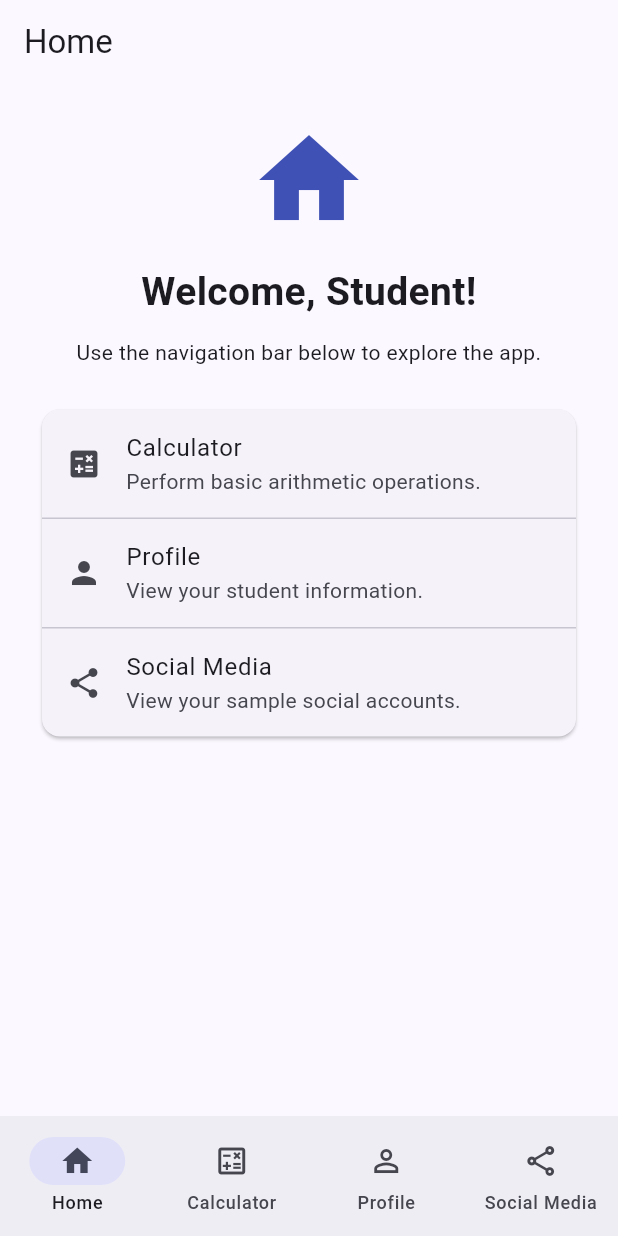
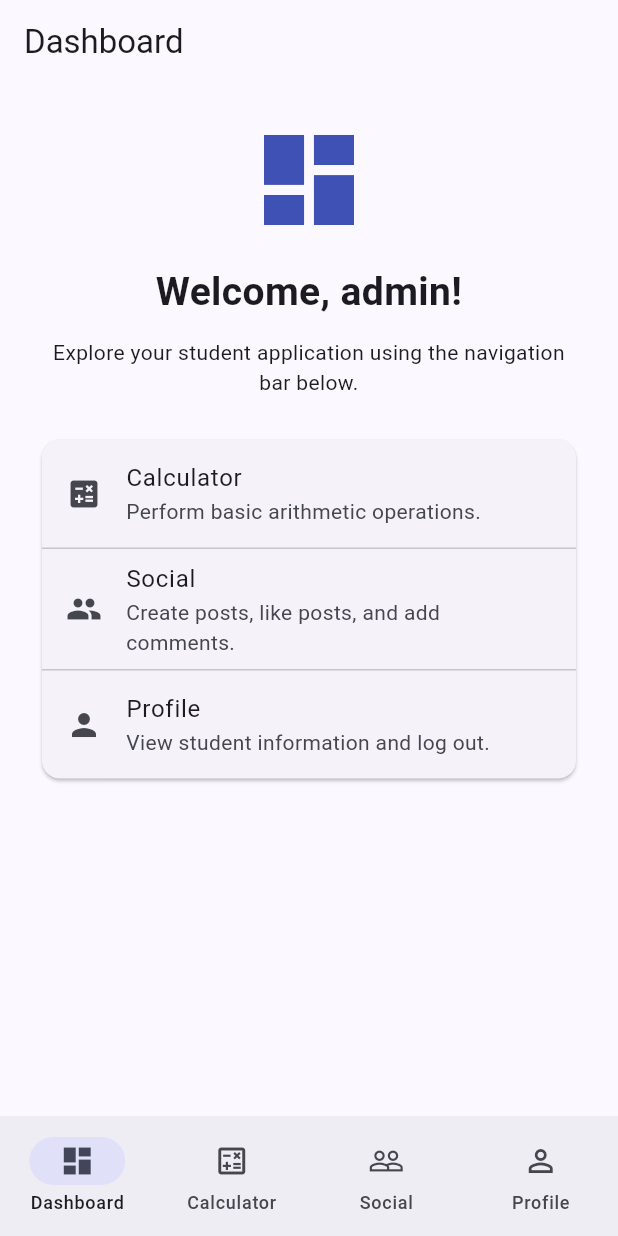
Before and after one commit to JulesHenriReyes/reyes_navigation_app, a Flutter app: the MainScreen screen opened directly, on a phone screen of 412 x 824 dp. Run offline on Flutter 3.47's test engine with Material 3 defaults, Android fonts, the phone set to English and light mode, and no system bars; network calls fail.

Commit message:
navigation app features

```diff
--- a/lib/home_page.dart
+++ b/lib/dashboard_page.dart
@@ -1,38 +1,44 @@
 import 'package:flutter/material.dart';
 
-class HomePage extends StatelessWidget {
-  const HomePage({super.key});
+class DashboardPage extends StatelessWidget {
+  final String username;
+
+  const DashboardPage({
+    super.key,
+    required this.username,
+  });
 
   @override
   Widget build(BuildContext context) {
     return Scaffold(
       appBar: AppBar(
-        title: const Text('Home'),
+        title: const Text('Dashboard'),
       ),
       body: ListView(
         padding: const EdgeInsets.all(24),
-        children: const [
-          Icon(
-            Icons.home,
+        children: [
+          const Icon(
+            Icons.dashboard,
             size: 80,
             color: Colors.indigo,
           ),
-          SizedBox(height: 16),
+          const SizedBox(height: 16),
           Text(
-            'Welcome, Student!',
+            'Welcome, $username!',
             textAlign: TextAlign.center,
-            style: TextStyle(
+            style: const TextStyle(
               fontSize: 26,
               fontWeight: FontWeight.bold,
             ),
           ),
-          SizedBox(height: 12),
-          Text(
-            'Use the navigation bar below to explore the app.',
+          const SizedBox(height: 12),
+          const Text(
+            'Explore your student application using '
+            'the navigation bar below.',
             textAlign: TextAlign.center,
           ),
-          SizedBox(height: 24),
-          Card(
+          const SizedBox(height: 24),
+          const Card(
             child: Column(
               children: [
                 ListTile(
@@ -44,18 +50,18 @@ class HomePage extends StatelessWidget {
                 ),
                 Divider(height: 1),
                 ListTile(
-                  leading: Icon(Icons.person),
-                  title: Text('Profile'),
+                  leading: Icon(Icons.people),
+                  title: Text('Social'),
                   subtitle: Text(
-                    'View your student information.',
+                    'Create posts, like posts, and add comments.',
                   ),
                 ),
                 Divider(height: 1),
                 ListTile(
-                  leading: Icon(Icons.share),
-                  title: Text('Social Media'),
+                  leading: Icon(Icons.person),
+                  title: Text('Profile'),
                   subtitle: Text(
-                    'View your sample social accounts.',
+                    'View student information and log out.',
                   ),
                 ),
               ],
--- a/lib/main_screen.dart
+++ b/lib/main_screen.dart
@@ -1,7 +1,7 @@
 import 'package:flutter/material.dart';
 import 'calculator_screen.dart';
+import 'dashboard_page.dart';
 import 'demo_auth.dart';
-import 'home_page.dart';
 import 'profile_page.dart';
 import 'social_media/social_media.dart';
 
@@ -21,13 +21,13 @@ class _MainScreenState extends State<MainScreen> {
   void initState() {
     super.initState();
 
+    final username = DemoAuth.currentUsername ?? 'admin';
+
     pages = [
-      const HomePage(),
+      DashboardPage(username: username),
       const CalculatorScreen(),
-      const ProfilePage(),
-      SocialMediaPage(
-        username: DemoAuth.currentUsername ?? 'admin',
-      ),
+      SocialMediaPage(username: username),
+      ProfilePage(username: username),
     ];
   }
 
@@ -47,9 +47,9 @@ class _MainScreenState extends State<MainScreen> {
         },
         destinations: const [
           NavigationDestination(
-            icon: Icon(Icons.home_outlined),
-            selectedIcon: Icon(Icons.home),
-            label: 'Home',
+            icon: Icon(Icons.dashboard_outlined),
+            selectedIcon: Icon(Icons.dashboard),
+            label: 'Dashboard',
           ),
           NavigationDestination(
             icon: Icon(Icons.calculate_outlined),
@@ -57,14 +57,14 @@ class _MainScreenState extends State<MainScreen> {
             label: 'Calculator',
           ),
           NavigationDestination(
+            icon: Icon(Icons.people_outline),
+            selectedIcon: Icon(Icons.people),
+            label: 'Social',
+          ),
+          NavigationDestination(
             icon: Icon(Icons.person_outline),
             selectedIcon: Icon(Icons.person),
             label: 'Profile',
-          ),
-          NavigationDestination(
-            icon: Icon(Icons.share_outlined),
-            selectedIcon: Icon(Icons.share),
-            label: 'Social Media',
           ),
         ],
       ),
--- a/lib/profile_page.dart
+++ b/lib/profile_page.dart
@@ -3,7 +3,12 @@ import 'demo_auth.dart';
 import 'login_screen.dart';
 
 class ProfilePage extends StatelessWidget {
-  const ProfilePage({super.key});
+  final String username;
+
+  const ProfilePage({
+    super.key,
+    required this.username,
+  });
 
   void logout(BuildContext context) {
     DemoAuth.logout();
@@ -20,7 +25,7 @@ class ProfilePage extends StatelessWidget {
   Widget build(BuildContext context) {
     return Scaffold(
       appBar: AppBar(
-        title: const Text('My Profile'),
+        title: const Text('Student Profile'),
       ),
       body: ListView(
         padding: const EdgeInsets.all(24),
@@ -42,6 +47,11 @@ class ProfilePage extends StatelessWidget {
               fontSize: 24,
               fontWeight: FontWeight.bold,
             ),
+          ),
+          const SizedBox(height: 8),
+          Text(
+            'Logged in as: $username',
+            textAlign: TextAlign.center,
           ),
           const SizedBox(height: 24),
           const Card(
```
Also changed, not shown: screenshot_01_login.png (added), screenshot_02_register.png (added), screenshot_03_dashboard.png (added), screenshot_04_calculator.png (added), screenshot_05_social_feed.png (added), screenshot_06_social_post_liked_commented.png (added), screenshot_07_profile.png (added), 2 other files.
